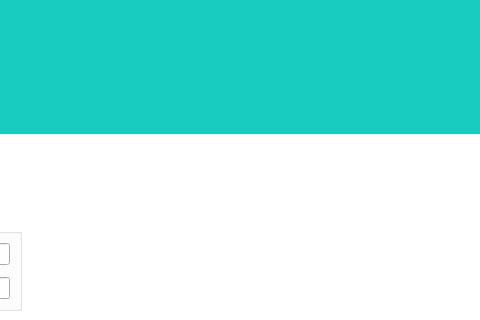
This is SubWidget/loginview.ui in jkjkil4/ExamSysStudent as Qt 5 draws it before an edit; both pictures show x 560 to 1040 and y 0 to 320 of the 1040 by 589 pixel window. The edited form follows.
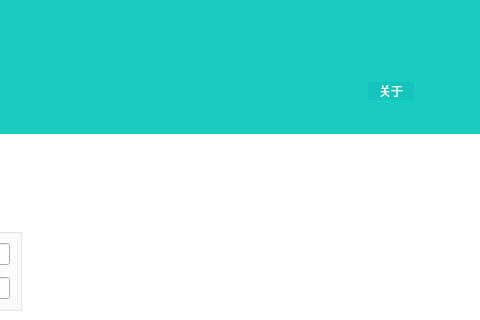
This is the edited form.

What changed in the file:
```diff
--- a/SubWidget/loginview.ui
+++ b/SubWidget/loginview.ui
@@ -86,6 +86,38 @@
         </property>
        </spacer>
       </item>
+      <item alignment="Qt::AlignBottom">
+       <widget class="QPushButton" name="btnAbout">
+        <property name="sizePolicy">
+         <sizepolicy hsizetype="Minimum" vsizetype="Fixed">
+          <horstretch>0</horstretch>
+          <verstretch>0</verstretch>
+         </sizepolicy>
+        </property>
+        <property name="minimumSize">
+         <size>
+          <width>50</width>
+          <height>0</height>
+         </size>
+        </property>
+        <property name="styleSheet">
+         <string notr="true">QPushButton{
+	color: #FFFFFF;
+	border: 2px solid rgb(24, 204, 192);
+	background-color: rgb(20,196,188);
+}
+QPushButton:hover{
+	background-color: rgb(22,218,208);
+}
+QPushButton:pressed{
+	background-color: rgb(17,171,164);
+}</string>
+        </property>
+        <property name="text">
+         <string>关于</string>
+        </property>
+       </widget>
+      </item>
      </layout>
     </widget>
    </item>
```
